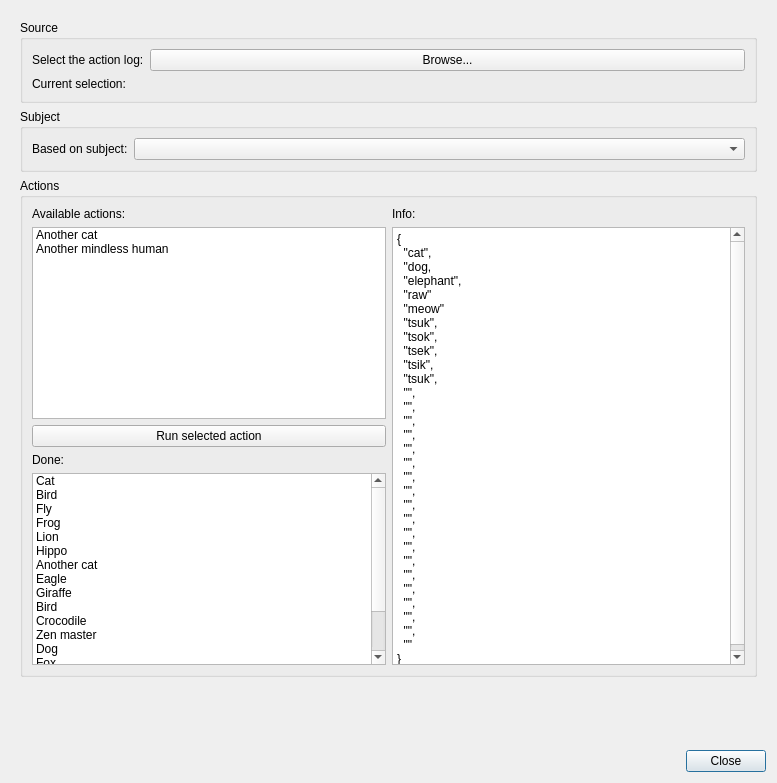
Old version of the form meggie_reproduction/actions/reproduction_run/dialogs/runActionsDialogUi.ui in the repository cibr-jyu/meggie_reproduction.
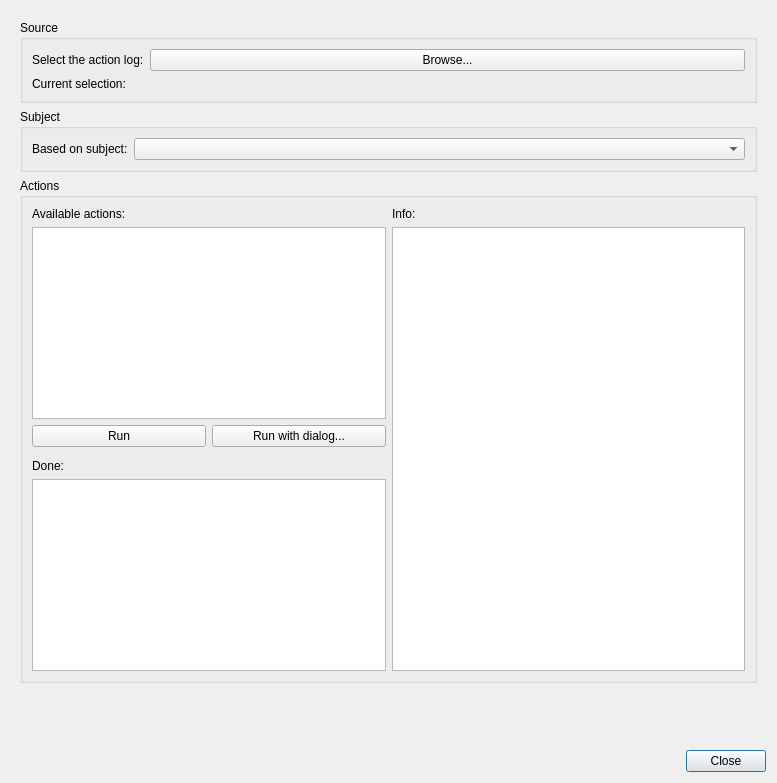
New version of the form.

Commit message: Implement the actual running of the actions

```diff
--- a/meggie_reproduction/actions/reproduction_run/dialogs/runActionsDialogUi.ui
+++ b/meggie_reproduction/actions/reproduction_run/dialogs/runActionsDialogUi.ui
@@ -164,171 +164,34 @@
           <string>Actions</string>
          </property>
          <layout class="QGridLayout" name="gridLayout_2">
-          <item row="0" column="0">
-           <widget class="QLabel" name="labelActionsAvailable">
-            <property name="text">
-             <string>Available actions:</string>
-            </property>
-           </widget>
-          </item>
-          <item row="1" column="1" rowspan="4">
+          <item row="1" column="1" rowspan="5">
            <widget class="QTextBrowser" name="textBrowserActionsInfo">
             <property name="html">
              <string>&lt;!DOCTYPE HTML PUBLIC &quot;-//W3C//DTD HTML 4.0//EN&quot; &quot;http://www.w3.org/TR/REC-html40/strict.dtd&quot;&gt;
 &lt;html&gt;&lt;head&gt;&lt;meta name=&quot;qrichtext&quot; content=&quot;1&quot; /&gt;&lt;style type=&quot;text/css&quot;&gt;
 p, li { white-space: pre-wrap; }
 &lt;/style&gt;&lt;/head&gt;&lt;body style=&quot; font-family:'Sans Serif'; font-size:9pt; font-weight:400; font-style:normal;&quot;&gt;
-&lt;p style=&quot; margin-top:0px; margin-bottom:0px; margin-left:0px; margin-right:0px; -qt-block-indent:0; text-indent:0px;&quot;&gt;{&lt;/p&gt;
-&lt;p style=&quot; margin-top:0px; margin-bottom:0px; margin-left:0px; margin-right:0px; -qt-block-indent:0; text-indent:0px;&quot;&gt;  &amp;quot;cat&amp;quot;,&lt;/p&gt;
-&lt;p style=&quot; margin-top:0px; margin-bottom:0px; margin-left:0px; margin-right:0px; -qt-block-indent:0; text-indent:0px;&quot;&gt;  &amp;quot;dog,&lt;/p&gt;
-&lt;p style=&quot; margin-top:0px; margin-bottom:0px; margin-left:0px; margin-right:0px; -qt-block-indent:0; text-indent:0px;&quot;&gt;  &amp;quot;elephant&amp;quot;,&lt;/p&gt;
-&lt;p style=&quot; margin-top:0px; margin-bottom:0px; margin-left:0px; margin-right:0px; -qt-block-indent:0; text-indent:0px;&quot;&gt;  &amp;quot;raw&amp;quot;&lt;/p&gt;
-&lt;p style=&quot; margin-top:0px; margin-bottom:0px; margin-left:0px; margin-right:0px; -qt-block-indent:0; text-indent:0px;&quot;&gt;  &amp;quot;meow&amp;quot;&lt;/p&gt;
-&lt;p style=&quot; margin-top:0px; margin-bottom:0px; margin-left:0px; margin-right:0px; -qt-block-indent:0; text-indent:0px;&quot;&gt;  &amp;quot;tsuk&amp;quot;,&lt;/p&gt;
-&lt;p style=&quot; margin-top:0px; margin-bottom:0px; margin-left:0px; margin-right:0px; -qt-block-indent:0; text-indent:0px;&quot;&gt;  &amp;quot;tsok&amp;quot;,&lt;/p&gt;
-&lt;p style=&quot; margin-top:0px; margin-bottom:0px; margin-left:0px; margin-right:0px; -qt-block-indent:0; text-indent:0px;&quot;&gt;  &amp;quot;tsek&amp;quot;,&lt;/p&gt;
-&lt;p style=&quot; margin-top:0px; margin-bottom:0px; margin-left:0px; margin-right:0px; -qt-block-indent:0; text-indent:0px;&quot;&gt;  &amp;quot;tsik&amp;quot;,&lt;/p&gt;
-&lt;p style=&quot; margin-top:0px; margin-bottom:0px; margin-left:0px; margin-right:0px; -qt-block-indent:0; text-indent:0px;&quot;&gt;  &amp;quot;tsuk&amp;quot;,&lt;/p&gt;
-&lt;p style=&quot; margin-top:0px; margin-bottom:0px; margin-left:0px; margin-right:0px; -qt-block-indent:0; text-indent:0px;&quot;&gt;  &amp;quot;&amp;quot;,&lt;/p&gt;
-&lt;p style=&quot; margin-top:0px; margin-bottom:0px; margin-left:0px; margin-right:0px; -qt-block-indent:0; text-indent:0px;&quot;&gt;  &amp;quot;&amp;quot;,&lt;/p&gt;
-&lt;p style=&quot; margin-top:0px; margin-bottom:0px; margin-left:0px; margin-right:0px; -qt-block-indent:0; text-indent:0px;&quot;&gt;  &amp;quot;&amp;quot;,&lt;/p&gt;
-&lt;p style=&quot; margin-top:0px; margin-bottom:0px; margin-left:0px; margin-right:0px; -qt-block-indent:0; text-indent:0px;&quot;&gt;  &amp;quot;&amp;quot;,&lt;/p&gt;
-&lt;p style=&quot; margin-top:0px; margin-bottom:0px; margin-left:0px; margin-right:0px; -qt-block-indent:0; text-indent:0px;&quot;&gt;  &amp;quot;&amp;quot;,&lt;/p&gt;
-&lt;p style=&quot; margin-top:0px; margin-bottom:0px; margin-left:0px; margin-right:0px; -qt-block-indent:0; text-indent:0px;&quot;&gt;  &amp;quot;&amp;quot;,&lt;/p&gt;
-&lt;p style=&quot; margin-top:0px; margin-bottom:0px; margin-left:0px; margin-right:0px; -qt-block-indent:0; text-indent:0px;&quot;&gt;  &amp;quot;&amp;quot;,&lt;/p&gt;
-&lt;p style=&quot; margin-top:0px; margin-bottom:0px; margin-left:0px; margin-right:0px; -qt-block-indent:0; text-indent:0px;&quot;&gt;  &amp;quot;&amp;quot;,&lt;/p&gt;
-&lt;p style=&quot; margin-top:0px; margin-bottom:0px; margin-left:0px; margin-right:0px; -qt-block-indent:0; text-indent:0px;&quot;&gt;  &amp;quot;&amp;quot;,&lt;/p&gt;
-&lt;p style=&quot; margin-top:0px; margin-bottom:0px; margin-left:0px; margin-right:0px; -qt-block-indent:0; text-indent:0px;&quot;&gt;  &amp;quot;&amp;quot;,&lt;/p&gt;
-&lt;p style=&quot; margin-top:0px; margin-bottom:0px; margin-left:0px; margin-right:0px; -qt-block-indent:0; text-indent:0px;&quot;&gt;  &amp;quot;&amp;quot;,&lt;/p&gt;
-&lt;p style=&quot; margin-top:0px; margin-bottom:0px; margin-left:0px; margin-right:0px; -qt-block-indent:0; text-indent:0px;&quot;&gt;  &amp;quot;&amp;quot;,&lt;/p&gt;
-&lt;p style=&quot; margin-top:0px; margin-bottom:0px; margin-left:0px; margin-right:0px; -qt-block-indent:0; text-indent:0px;&quot;&gt;  &amp;quot;&amp;quot;,&lt;/p&gt;
-&lt;p style=&quot; margin-top:0px; margin-bottom:0px; margin-left:0px; margin-right:0px; -qt-block-indent:0; text-indent:0px;&quot;&gt;  &amp;quot;&amp;quot;,&lt;/p&gt;
-&lt;p style=&quot; margin-top:0px; margin-bottom:0px; margin-left:0px; margin-right:0px; -qt-block-indent:0; text-indent:0px;&quot;&gt;  &amp;quot;&amp;quot;,&lt;/p&gt;
-&lt;p style=&quot; margin-top:0px; margin-bottom:0px; margin-left:0px; margin-right:0px; -qt-block-indent:0; text-indent:0px;&quot;&gt;  &amp;quot;&amp;quot;,&lt;/p&gt;
-&lt;p style=&quot; margin-top:0px; margin-bottom:0px; margin-left:0px; margin-right:0px; -qt-block-indent:0; text-indent:0px;&quot;&gt;  &amp;quot;&amp;quot;,&lt;/p&gt;
-&lt;p style=&quot; margin-top:0px; margin-bottom:0px; margin-left:0px; margin-right:0px; -qt-block-indent:0; text-indent:0px;&quot;&gt;  &amp;quot;&amp;quot;,&lt;/p&gt;
-&lt;p style=&quot; margin-top:0px; margin-bottom:0px; margin-left:0px; margin-right:0px; -qt-block-indent:0; text-indent:0px;&quot;&gt;  &amp;quot;&amp;quot;&lt;/p&gt;
-&lt;p style=&quot; margin-top:0px; margin-bottom:0px; margin-left:0px; margin-right:0px; -qt-block-indent:0; text-indent:0px;&quot;&gt;}&lt;/p&gt;&lt;/body&gt;&lt;/html&gt;</string>
+&lt;p style=&quot;-qt-paragraph-type:empty; margin-top:0px; margin-bottom:0px; margin-left:0px; margin-right:0px; -qt-block-indent:0; text-indent:0px;&quot;&gt;&lt;br /&gt;&lt;/p&gt;&lt;/body&gt;&lt;/html&gt;</string>
             </property>
            </widget>
           </item>
-          <item row="1" column="0">
-           <widget class="QListWidget" name="listWidgetAvailable">
-            <item>
-             <property name="text">
-              <string>Another cat</string>
-             </property>
-            </item>
-            <item>
-             <property name="text">
-              <string>Another mindless human</string>
-             </property>
-            </item>
-           </widget>
-          </item>
-          <item row="2" column="0">
-           <widget class="QPushButton" name="pushButtonActionsRun">
+          <item row="0" column="0">
+           <widget class="QLabel" name="labelActionsAvailable">
             <property name="text">
-             <string>Run selected action</string>
+             <string>Available actions:</string>
             </property>
            </widget>
           </item>
           <item row="4" column="0">
-           <widget class="QListWidget" name="listWidgetDone">
-            <item>
-             <property name="text">
-              <string>Cat</string>
-             </property>
-            </item>
-            <item>
-             <property name="text">
-              <string>Bird</string>
-             </property>
-            </item>
-            <item>
-             <property name="text">
-              <string>Fly</string>
-             </property>
-            </item>
-            <item>
-             <property name="text">
-              <string>Frog</string>
-             </property>
-            </item>
-            <item>
-             <property name="text">
-              <string>Lion</string>
-             </property>
-            </item>
-            <item>
-             <property name="text">
-              <string>Hippo</string>
-             </property>
-            </item>
-            <item>
-             <property name="text">
-              <string>Another cat</string>
-             </property>
-            </item>
-            <item>
-             <property name="text">
-              <string>Eagle</string>
-             </property>
-            </item>
-            <item>
-             <property name="text">
-              <string>Giraffe</string>
-             </property>
-            </item>
-            <item>
-             <property name="text">
-              <string>Bird</string>
-             </property>
-            </item>
-            <item>
-             <property name="text">
-              <string>Crocodile</string>
-             </property>
-            </item>
-            <item>
-             <property name="text">
-              <string>Zen master</string>
-             </property>
-            </item>
-            <item>
-             <property name="text">
-              <string>Dog</string>
-             </property>
-            </item>
-            <item>
-             <property name="text">
-              <string>Fox</string>
-             </property>
-            </item>
-            <item>
-             <property name="text">
-              <string>Wolf</string>
-             </property>
-            </item>
-            <item>
-             <property name="text">
-              <string>Raven</string>
-             </property>
-            </item>
-            <item>
-             <property name="text">
-              <string>Ninetales</string>
-             </property>
-            </item>
-           </widget>
-          </item>
-          <item row="3" column="0">
            <widget class="QLabel" name="labelActionsDone">
             <property name="text">
              <string>Done:</string>
             </property>
            </widget>
           </item>
+          <item row="1" column="0">
+           <widget class="QListWidget" name="listWidgetAvailable"/>
+          </item>
           <item row="0" column="1">
            <widget class="QLabel" name="labelActionsInfo">
             <property name="text">
@@ -336,6 +199,27 @@
             </property>
            </widget>
           </item>
+          <item row="5" column="0">
+           <widget class="QListWidget" name="listWidgetDone"/>
+          </item>
+          <item row="2" column="0">
+           <layout class="QHBoxLayout" name="horizontalLayout">
+            <item>
+             <widget class="QPushButton" name="pushButtonActionsRun">
+              <property name="text">
+               <string>Run</string>
+              </property>
+             </widget>
+            </item>
+            <item>
+             <widget class="QPushButton" name="pushButtonActionsRunDialog">
+              <property name="text">
+               <string>Run with dialog...</string>
+              </property>
+             </widget>
+            </item>
+           </layout>
+          </item>
          </layout>
         </widget>
        </item>
```
The commit also changes 5 other files.
